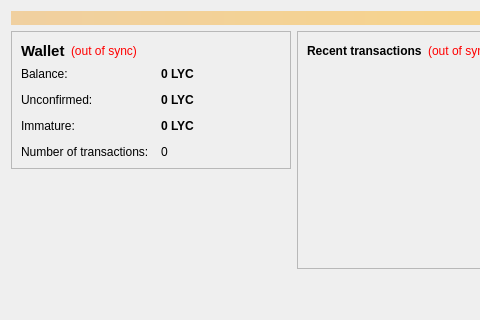
Before: the Qt Designer form src/qt/forms/overviewpage.ui in lycancoin/lycancoin-release, drawn with Qt 5; both pictures show x 0 to 480 and y 0 to 320 of the 588 by 512 pixel window.
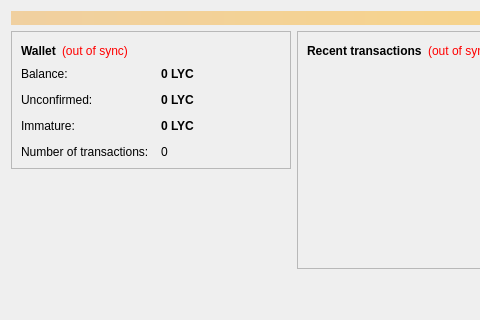
After: the same form once the commit is applied. Icons and pictures are not drawn.

The edit to the form file:
```diff
--- a/src/qt/forms/overviewpage.ui
+++ b/src/qt/forms/overviewpage.ui
@@ -49,7 +49,6 @@
              <widget class="QLabel" name="label_5">
               <property name="font">
                <font>
-                <pointsize>11</pointsize>
                 <weight>75</weight>
                 <bold>true</bold>
                </font>
```
